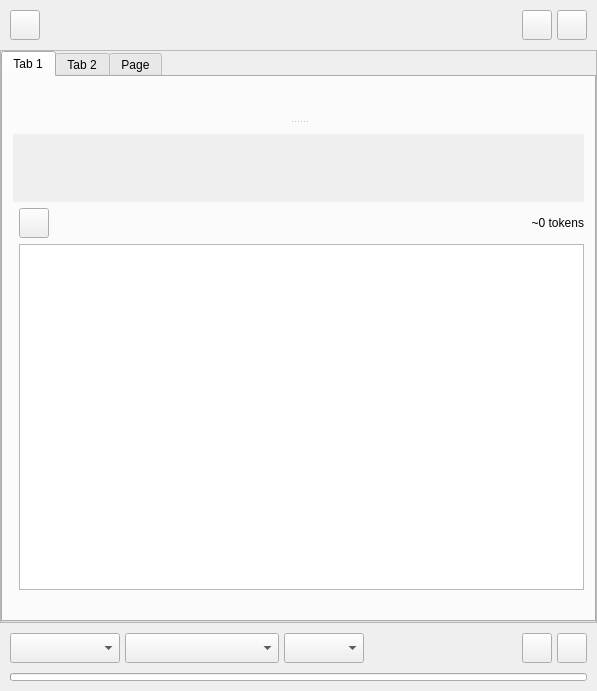
Above: src/airunner/components/chat/gui/widgets/templates/chat_prompt.ui from Capsize-Games/airunner before the change. Below: the same form after it.
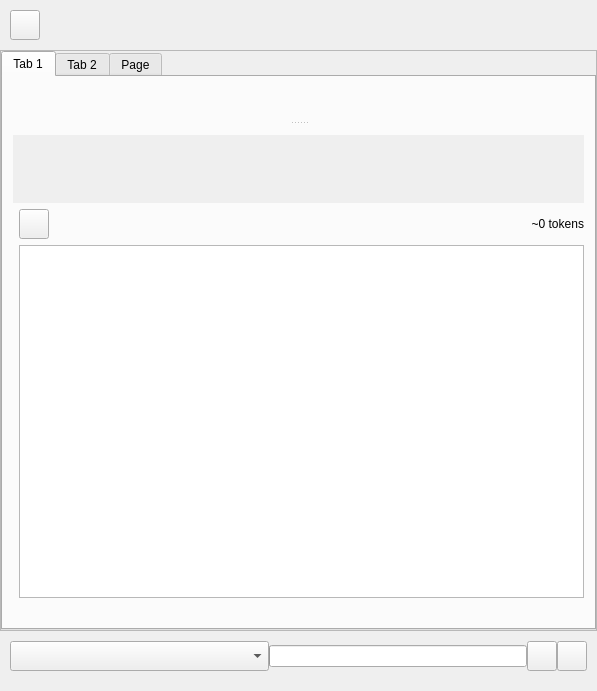
That is the form after the change. Icons and pictures are not drawn. Custom widgets are drawn as their Qt base class.

```diff
--- a/src/airunner/components/chat/gui/widgets/templates/chat_prompt.ui
+++ b/src/airunner/components/chat/gui/widgets/templates/chat_prompt.ui
@@ -109,70 +109,6 @@
           </property>
          </spacer>
         </item>
-        <item>
-         <widget class="QPushButton" name="history_button">
-          <property name="sizePolicy">
-           <sizepolicy hsizetype="Maximum" vsizetype="Maximum">
-            <horstretch>0</horstretch>
-            <verstretch>0</verstretch>
-           </sizepolicy>
-          </property>
-          <property name="minimumSize">
-           <size>
-            <width>30</width>
-            <height>30</height>
-           </size>
-          </property>
-          <property name="maximumSize">
-           <size>
-            <width>30</width>
-            <height>30</height>
-           </size>
-          </property>
-          <property name="toolTip">
-           <string>Chat history</string>
-          </property>
-          <property name="text">
-           <string/>
-          </property>
-          <property name="icon">
-           <iconset resource="../../../../../gui/resources/feather.qrc">
-            <normaloff>:/light/icons/feather/light/clock.svg</normaloff>:/light/icons/feather/light/clock.svg</iconset>
-          </property>
-          <property name="checkable">
-           <bool>true</bool>
-          </property>
-         </widget>
-        </item>
-        <item>
-         <widget class="QPushButton" name="settings_button">
-          <property name="minimumSize">
-           <size>
-            <width>30</width>
-            <height>30</height>
-           </size>
-          </property>
-          <property name="maximumSize">
-           <size>
-            <width>30</width>
-            <height>30</height>
-           </size>
-          </property>
-          <property name="toolTip">
-           <string>Settings</string>
-          </property>
-          <property name="text">
-           <string/>
-          </property>
-          <property name="icon">
-           <iconset resource="../../../../../gui/resources/feather.qrc">
-            <normaloff>:/light/icons/feather/light/settings.svg</normaloff>:/light/icons/feather/light/settings.svg</iconset>
-          </property>
-          <property name="checkable">
-           <bool>true</bool>
-          </property>
-         </widget>
-        </item>
        </layout>
       </item>
      </layout>
@@ -189,7 +125,7 @@
         <x>0</x>
         <y>0</y>
         <width>595</width>
-        <height>561</height>
+        <height>579</height>
        </rect>
       </property>
       <layout class="QGridLayout" name="gridLayout_4">
@@ -547,7 +483,7 @@
        <widget class="QWidget" name="footer_container" native="true">
         <layout class="QHBoxLayout" name="horizontalLayout_2">
          <property name="spacing">
-          <number>5</number>
+          <number>0</number>
          </property>
          <property name="leftMargin">
           <number>10</number>
@@ -561,28 +497,6 @@
          <property name="bottomMargin">
           <number>10</number>
          </property>
-         <item>
-          <widget class="QComboBox" name="provider_dropdown">
-           <property name="sizePolicy">
-            <sizepolicy hsizetype="Maximum" vsizetype="Fixed">
-             <horstretch>0</horstretch>
-             <verstretch>0</verstretch>
-            </sizepolicy>
-           </property>
-           <property name="minimumSize">
-            <size>
-             <width>110</width>
-             <height>30</height>
-            </size>
-           </property>
-           <property name="toolTip">
-            <string>Select LLM provider</string>
-           </property>
-           <property name="sizeAdjustPolicy">
-            <enum>QComboBox::SizeAdjustPolicy::AdjustToContents</enum>
-           </property>
-          </widget>
-         </item>
          <item>
           <widget class="QComboBox" name="model_dropdown">
            <property name="sizePolicy">
@@ -606,40 +520,33 @@
           </widget>
          </item>
          <item>
-          <widget class="QComboBox" name="precision_dropdown">
+          <widget class="QProgressBar" name="progressBar">
            <property name="sizePolicy">
-            <sizepolicy hsizetype="Maximum" vsizetype="Fixed">
+            <sizepolicy hsizetype="Expanding" vsizetype="Fixed">
              <horstretch>0</horstretch>
              <verstretch>0</verstretch>
             </sizepolicy>
            </property>
            <property name="minimumSize">
             <size>
-             <width>80</width>
-             <height>30</height>
+             <width>0</width>
+             <height>0</height>
             </size>
            </property>
-           <property name="toolTip">
-            <string>Model precision/quantization. Lower precision uses less memory but may reduce quality.</string>
+           <property name="maximumSize">
+            <size>
+             <width>16777215</width>
+             <height>16777215</height>
+            </size>
            </property>
-           <property name="sizeAdjustPolicy">
-            <enum>QComboBox::SizeAdjustPolicy::AdjustToContents</enum>
+           <property name="value">
+            <number>0</number>
+           </property>
+           <property name="textVisible">
+            <bool>false</bool>
            </property>
           </widget>
          </item>
-         <item>
-          <spacer name="footer_spacer">
-           <property name="orientation">
-            <enum>Qt::Orientation::Horizontal</enum>
-           </property>
-           <property name="sizeHint" stdset="0">
-            <size>
-             <width>40</width>
-             <height>20</height>
-            </size>
-           </property>
-          </spacer>
-         </item>
          <item>
           <widget class="QPushButton" name="send_button">
            <property name="sizePolicy">
@@ -728,34 +635,6 @@
       <property name="bottomMargin">
        <number>10</number>
       </property>
-      <item>
-       <widget class="QProgressBar" name="progressBar">
-        <property name="sizePolicy">
-         <sizepolicy hsizetype="Expanding" vsizetype="Fixed">
-          <horstretch>0</horstretch>
-          <verstretch>0</verstretch>
-         </sizepolicy>
-        </property>
-        <property name="minimumSize">
-         <size>
-          <width>0</width>
-          <height>8</height>
-         </size>
-        </property>
-        <property name="maximumSize">
-         <size>
-          <width>16777215</width>
-          <height>8</height>
-         </size>
-        </property>
-        <property name="value">
-         <number>0</number>
-        </property>
-        <property name="textVisible">
-         <bool>false</bool>
-        </property>
-       </widget>
-      </item>
      </layout>
     </widget>
    </item>
```
Left out of the diff: 54 changed lines with no effect on the pictures.
